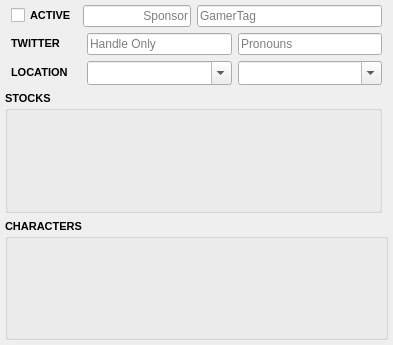
Old version of the form src/layout/TSHTeamPlayer.ui in the repository joaorb64/TournamentStreamHelper.
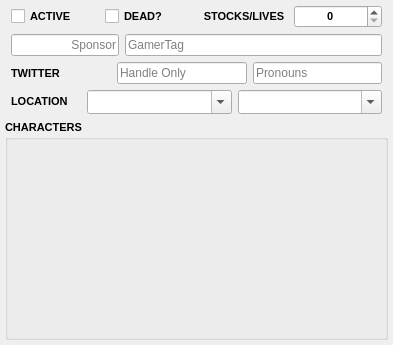
New version of the form.

Commit message: Laid more groundwork for dynamicness - Now auto hides sponsors unless they are wanted - Player spinbox now automatically creates 1 player at launch - Added enum for battle modes to compare against - Rearranged team player widget to put team battle items at top - Added additional todos to keep track of items

```diff
--- a/src/layout/TSHTeamPlayer.ui
+++ b/src/layout/TSHTeamPlayer.ui
@@ -40,193 +40,8 @@
    <property name="bottomMargin">
     <number>5</number>
    </property>
-   <item row="12" column="0" colspan="2">
-    <widget class="QGroupBox" name="stocks">
-     <property name="font">
-      <font>
-       <pointsize>8</pointsize>
-       <bold>true</bold>
-      </font>
-     </property>
-     <property name="title">
-      <string>STOCKS</string>
-     </property>
-     <layout class="QHBoxLayout" name="horizontalLayout">
-      <property name="leftMargin">
-       <number>9</number>
-      </property>
-      <property name="topMargin">
-       <number>9</number>
-      </property>
-      <property name="rightMargin">
-       <number>9</number>
-      </property>
-      <property name="bottomMargin">
-       <number>9</number>
-      </property>
-     </layout>
-    </widget>
-   </item>
-   <item row="5" column="1">
-    <layout class="QHBoxLayout" name="horizontalLayout_5">
-     <item>
-      <widget class="QLabel" name="twitterLabel">
-       <property name="sizePolicy">
-        <sizepolicy hsizetype="Fixed" vsizetype="Fixed">
-         <horstretch>0</horstretch>
-         <verstretch>0</verstretch>
-        </sizepolicy>
-       </property>
-       <property name="maximumSize">
-        <size>
-         <width>70</width>
-         <height>16777215</height>
-        </size>
-       </property>
-       <property name="font">
-        <font>
-         <pointsize>8</pointsize>
-         <bold>true</bold>
-        </font>
-       </property>
-       <property name="text">
-        <string>TWITTER</string>
-       </property>
-       <property name="margin">
-        <number>0</number>
-       </property>
-      </widget>
-     </item>
-     <item>
-      <widget class="QLineEdit" name="twitter">
-       <property name="sizePolicy">
-        <sizepolicy hsizetype="Preferred" vsizetype="Fixed">
-         <horstretch>0</horstretch>
-         <verstretch>0</verstretch>
-        </sizepolicy>
-       </property>
-       <property name="font">
-        <font>
-         <pointsize>9</pointsize>
-        </font>
-       </property>
-       <property name="placeholderText">
-        <string>Handle Only</string>
-       </property>
-      </widget>
-     </item>
-     <item>
-      <widget class="QLineEdit" name="pronoun">
-       <property name="sizePolicy">
-        <sizepolicy hsizetype="Preferred" vsizetype="Fixed">
-         <horstretch>0</horstretch>
-         <verstretch>0</verstretch>
-        </sizepolicy>
-       </property>
-       <property name="font">
-        <font>
-         <pointsize>9</pointsize>
-        </font>
-       </property>
-       <property name="placeholderText">
-        <string>Pronouns</string>
-       </property>
-      </widget>
-     </item>
-    </layout>
-   </item>
-   <item row="11" column="1">
-    <layout class="QHBoxLayout" name="horizontalLayout_2">
-     <item>
-      <widget class="QLabel" name="locationLabel">
-       <property name="sizePolicy">
-        <sizepolicy hsizetype="Fixed" vsizetype="Fixed">
-         <horstretch>0</horstretch>
-         <verstretch>0</verstretch>
-        </sizepolicy>
-       </property>
-       <property name="maximumSize">
-        <size>
-         <width>70</width>
-         <height>16777215</height>
-        </size>
-       </property>
-       <property name="font">
-        <font>
-         <pointsize>8</pointsize>
-         <bold>true</bold>
-        </font>
-       </property>
-       <property name="text">
-        <string>LOCATION</string>
-       </property>
-      </widget>
-     </item>
-     <item>
-      <widget class="QComboBox" name="country">
-       <property name="sizePolicy">
-        <sizepolicy hsizetype="Minimum" vsizetype="Fixed">
-         <horstretch>0</horstretch>
-         <verstretch>0</verstretch>
-        </sizepolicy>
-       </property>
-       <property name="font">
-        <font>
-         <pointsize>9</pointsize>
-        </font>
-       </property>
-       <property name="editable">
-        <bool>true</bool>
-       </property>
-       <property name="sizeAdjustPolicy">
-        <enum>QComboBox::AdjustToMinimumContentsLengthWithIcon</enum>
-       </property>
-       <property name="placeholderText">
-        <string>Region</string>
-       </property>
-      </widget>
-     </item>
-     <item>
-      <widget class="QComboBox" name="state">
-       <property name="sizePolicy">
-        <sizepolicy hsizetype="Minimum" vsizetype="Fixed">
-         <horstretch>0</horstretch>
-         <verstretch>0</verstretch>
-        </sizepolicy>
-       </property>
-       <property name="font">
-        <font>
-         <pointsize>9</pointsize>
-        </font>
-       </property>
-       <property name="editable">
-        <bool>true</bool>
-       </property>
-       <property name="sizeAdjustPolicy">
-        <enum>QComboBox::AdjustToMinimumContentsLengthWithIcon</enum>
-       </property>
-       <property name="placeholderText">
-        <string>Country</string>
-       </property>
-      </widget>
-     </item>
-    </layout>
-   </item>
    <item row="1" column="1">
-    <layout class="QHBoxLayout" name="titleContainer">
-     <item>
-      <widget class="QCheckBox" name="activePlayer">
-       <property name="font">
-        <font>
-         <pointsize>8</pointsize>
-         <bold>true</bold>
-        </font>
-       </property>
-       <property name="text">
-        <string>ACTIVE</string>
-       </property>
-      </widget>
-     </item>
+    <layout class="QHBoxLayout" name="nameInfo">
      <item>
       <widget class="QLineEdit" name="team">
        <property name="sizePolicy">
@@ -276,6 +91,234 @@
      <layout class="QVBoxLayout" name="verticalLayout"/>
     </widget>
    </item>
+   <item row="12" column="1">
+    <layout class="QHBoxLayout" name="horizontalLayout_2">
+     <item>
+      <widget class="QLabel" name="locationLabel">
+       <property name="sizePolicy">
+        <sizepolicy hsizetype="Fixed" vsizetype="Fixed">
+         <horstretch>0</horstretch>
+         <verstretch>0</verstretch>
+        </sizepolicy>
+       </property>
+       <property name="maximumSize">
+        <size>
+         <width>70</width>
+         <height>16777215</height>
+        </size>
+       </property>
+       <property name="font">
+        <font>
+         <pointsize>8</pointsize>
+         <bold>true</bold>
+        </font>
+       </property>
+       <property name="text">
+        <string>LOCATION</string>
+       </property>
+      </widget>
+     </item>
+     <item>
+      <widget class="QComboBox" name="country">
+       <property name="sizePolicy">
+        <sizepolicy hsizetype="Minimum" vsizetype="Fixed">
+         <horstretch>0</horstretch>
+         <verstretch>0</verstretch>
+        </sizepolicy>
+       </property>
+       <property name="font">
+        <font>
+         <pointsize>9</pointsize>
+        </font>
+       </property>
+       <property name="editable">
+        <bool>true</bool>
+       </property>
+       <property name="sizeAdjustPolicy">
+        <enum>QComboBox::AdjustToMinimumContentsLengthWithIcon</enum>
+       </property>
+       <property name="placeholderText">
+        <string>Region</string>
+       </property>
+      </widget>
+     </item>
+     <item>
+      <widget class="QComboBox" name="state">
+       <property name="sizePolicy">
+        <sizepolicy hsizetype="Minimum" vsizetype="Fixed">
+         <horstretch>0</horstretch>
+         <verstretch>0</verstretch>
+        </sizepolicy>
+       </property>
+       <property name="font">
+        <font>
+         <pointsize>9</pointsize>
+        </font>
+       </property>
+       <property name="editable">
+        <bool>true</bool>
+       </property>
+       <property name="sizeAdjustPolicy">
+        <enum>QComboBox::AdjustToMinimumContentsLengthWithIcon</enum>
+       </property>
+       <property name="placeholderText">
+        <string>Country</string>
+       </property>
+      </widget>
+     </item>
+    </layout>
+   </item>
+   <item row="5" column="1">
+    <layout class="QHBoxLayout" name="horizontalLayout_5">
+     <item>
+      <widget class="QLabel" name="twitterLabel">
+       <property name="sizePolicy">
+        <sizepolicy hsizetype="Maximum" vsizetype="Preferred">
+         <horstretch>0</horstretch>
+         <verstretch>0</verstretch>
+        </sizepolicy>
+       </property>
+       <property name="maximumSize">
+        <size>
+         <width>100</width>
+         <height>16777215</height>
+        </size>
+       </property>
+       <property name="font">
+        <font>
+         <pointsize>8</pointsize>
+         <bold>true</bold>
+        </font>
+       </property>
+       <property name="text">
+        <string>TWITTER</string>
+       </property>
+      </widget>
+     </item>
+     <item>
+      <widget class="QLineEdit" name="twitter">
+       <property name="sizePolicy">
+        <sizepolicy hsizetype="Preferred" vsizetype="Fixed">
+         <horstretch>0</horstretch>
+         <verstretch>0</verstretch>
+        </sizepolicy>
+       </property>
+       <property name="font">
+        <font>
+         <pointsize>9</pointsize>
+        </font>
+       </property>
+       <property name="placeholderText">
+        <string>Handle Only</string>
+       </property>
+      </widget>
+     </item>
+     <item>
+      <widget class="QLineEdit" name="pronoun">
+       <property name="sizePolicy">
+        <sizepolicy hsizetype="Preferred" vsizetype="Fixed">
+         <horstretch>0</horstretch>
+         <verstretch>0</verstretch>
+        </sizepolicy>
+       </property>
+       <property name="font">
+        <font>
+         <pointsize>9</pointsize>
+        </font>
+       </property>
+       <property name="placeholderText">
+        <string>Pronouns</string>
+       </property>
+      </widget>
+     </item>
+    </layout>
+   </item>
+   <item row="0" column="1">
+    <layout class="QHBoxLayout" name="titleContainer">
+     <item>
+      <widget class="QCheckBox" name="activePlayer">
+       <property name="font">
+        <font>
+         <pointsize>8</pointsize>
+         <bold>true</bold>
+        </font>
+       </property>
+       <property name="text">
+        <string>ACTIVE</string>
+       </property>
+      </widget>
+     </item>
+     <item>
+      <widget class="QCheckBox" name="checkBox">
+       <property name="font">
+        <font>
+         <pointsize>8</pointsize>
+         <bold>true</bold>
+        </font>
+       </property>
+       <property name="text">
+        <string>DEAD?</string>
+       </property>
+      </widget>
+     </item>
+     <item>
+      <widget class="QLabel" name="dynamicLabel">
+       <property name="sizePolicy">
+        <sizepolicy hsizetype="Preferred" vsizetype="Fixed">
+         <horstretch>0</horstretch>
+         <verstretch>0</verstretch>
+        </sizepolicy>
+       </property>
+       <property name="maximumSize">
+        <size>
+         <width>90</width>
+         <height>16777215</height>
+        </size>
+       </property>
+       <property name="font">
+        <font>
+         <pointsize>8</pointsize>
+         <bold>true</bold>
+        </font>
+       </property>
+       <property name="text">
+        <string>STOCKS/LIVES</string>
+       </property>
+       <property name="alignment">
+        <set>Qt::AlignCenter</set>
+       </property>
+       <property name="margin">
+        <number>0</number>
+       </property>
+      </widget>
+     </item>
+     <item>
+      <widget class="QSpinBox" name="dynamicSpinner">
+       <property name="sizePolicy">
+        <sizepolicy hsizetype="Fixed" vsizetype="Fixed">
+         <horstretch>0</horstretch>
+         <verstretch>0</verstretch>
+        </sizepolicy>
+       </property>
+       <property name="maximumSize">
+        <size>
+         <width>100</width>
+         <height>16777215</height>
+        </size>
+       </property>
+       <property name="font">
+        <font>
+         <pointsize>8</pointsize>
+         <bold>true</bold>
+        </font>
+       </property>
+       <property name="alignment">
+        <set>Qt::AlignCenter</set>
+       </property>
+      </widget>
+     </item>
+    </layout>
+   </item>
   </layout>
  </widget>
  <resources/>
```
The commit also changes 2 other files.
